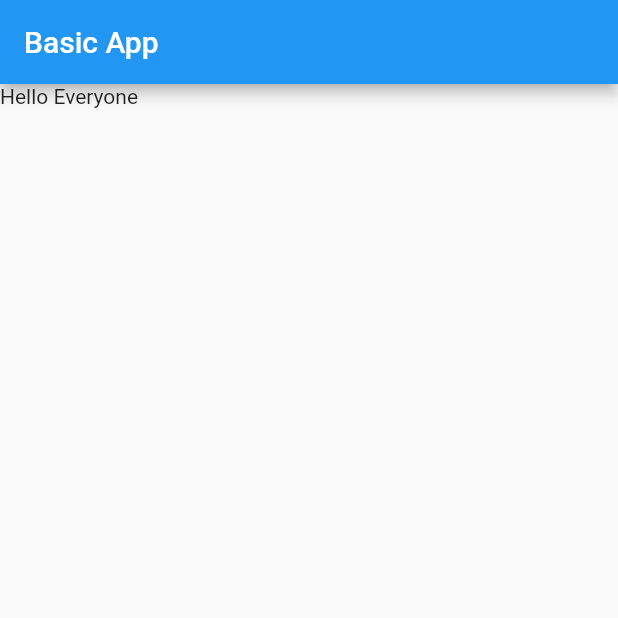
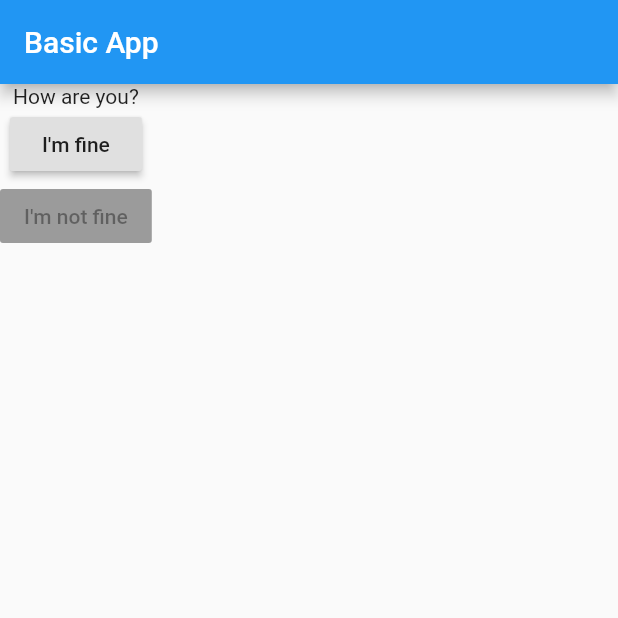
Before and after one commit to mr0a/FlutterLearning, a Flutter app: the screen it shows after launch, on a phone screen of 412 x 824 dp, the top half of it. Run offline on Flutter 3.47's test engine with Material 2 defaults, Android fonts, the phone set to English and light mode, and no system bars.

Commit message:
Scaffold with multiple widgets and button basics

```diff
--- a/lib/main.dart
+++ b/lib/main.dart
@@ -13,7 +13,14 @@ class MyApp extends StatelessWidget{
         appBar: AppBar(
           title: Text('Basic App'),
         ),
-        body: Text('Hello Everyone'),
+        body: Column(
+          // Column is used to put multiple widget in a screen
+          children: [
+            Text('How are you?'),
+            RaisedButton(child: Text('I\'m fine'), onPressed: ()=>print('He\'s fine'),),
+            RaisedButton(child: Text('I\'m not fine'), )
+          ],
+        ),
       ),
     );
   }
```
Also changed, not shown: output.png, 1 other file.
